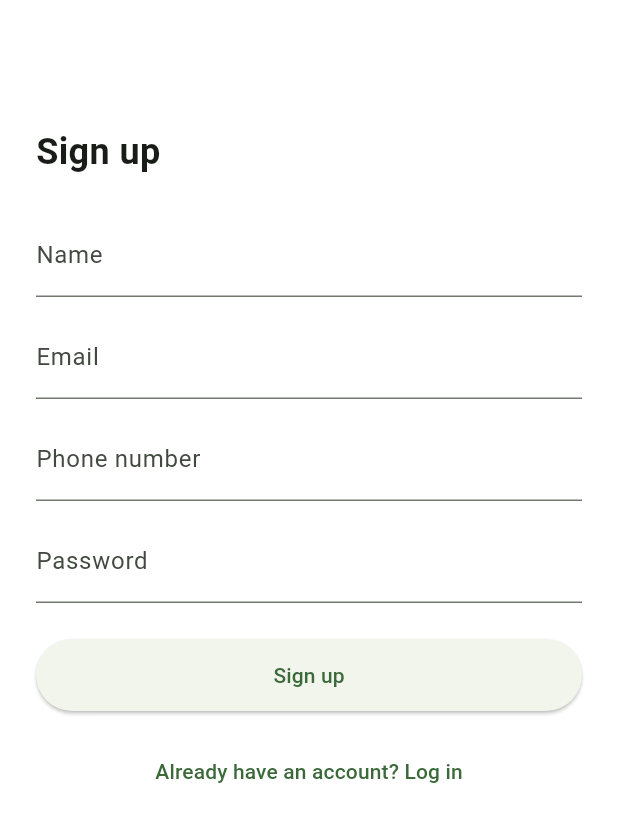
After one commit to juheesaxena/UniBazaar, a Flutter app: the screen it shows after launch, after a tap on "Log in", after a tap on "New user? Sign up", on a phone screen of 412 x 824 dp. The commit adds this screen. Shown: the top 822 px of the screen. Run offline on Flutter 3.47's test engine with Material 3 defaults, Android fonts, the phone set to English and light mode, and no system bars; our stand-ins replace firebase_auth, firebase_core, firebase_database; accounts and stored records are empty; network calls fail.

Commit message:
Implement email signup/login and user profile in Realtime DB

```diff
--- /dev/null
+++ b/lib/auth/auth_service.dart
@@ -0,0 +1,54 @@
+import 'package:firebase_core/firebase_core.dart';
+import 'package:firebase_auth/firebase_auth.dart';
+import 'package:firebase_database/firebase_database.dart';
+
+class AuthService {
+  final FirebaseAuth _auth = FirebaseAuth.instance;
+
+  // Use correct regional DB URL
+  final DatabaseReference _db = FirebaseDatabase.instanceFor(
+    app: Firebase.app(),
+    databaseURL:
+        'https://unibazaar-73dd2-default-rtdb.asia-southeast1.firebasedatabase.app',
+  ).ref();
+
+  Future<User?> signUpWithEmail({
+    required String name,
+    required String email,
+    required String phone,
+    required String password,
+  }) async {
+    final credential = await _auth.createUserWithEmailAndPassword(
+      email: email,
+      password: password,
+    );
+    final user = credential.user;
+    if (user == null) {
+      return null;
+    }
+
+    await _db.child('users').child(user.uid).set({
+      'name': name,
+      'email': email,
+      'phone': phone,
+      'createdAt': DateTime.now().toIso8601String(),
+    });
+
+    return user;
+  }
+
+  Future<User?> loginWithEmail({
+    required String email,
+    required String password,
+  }) async {
+    final credential = await _auth.signInWithEmailAndPassword(
+      email: email,
+      password: password,
+    );
+    return credential.user;
+  }
+
+  Future<void> logout() async {
+    await _auth.signOut();
+  }
+}
--- /dev/null
+++ b/lib/auth/phone_login_screen.dart
@@ -0,0 +1,94 @@
+import 'package:flutter/material.dart';
+import 'auth_service.dart';
+
+class PhoneLoginScreen extends StatefulWidget {
+  const PhoneLoginScreen({super.key});
+
+  @override
+  State<PhoneLoginScreen> createState() => _PhoneLoginScreenState();
+}
+
+class _PhoneLoginScreenState extends State<PhoneLoginScreen> {
+  final _emailCtrl = TextEditingController();
+  final _passwordCtrl = TextEditingController();
+  final _authService = AuthService();
+
+  bool _loading = false;
+  String? _error;
+
+  Future<void> _login() async {
+    setState(() {
+      _loading = true;
+      _error = null;
+    });
+    try {
+      final user = await _authService.loginWithEmail(
+        email: _emailCtrl.text.trim(),
+        password: _passwordCtrl.text.trim(),
+      );
+      if (!mounted) return;
+      if (user != null) {
+        Navigator.pushReplacementNamed(context, '/home');
+      } else {
+        setState(() => _error = 'Login failed. Check credentials.');
+      }
+    } catch (e) {
+      setState(() => _error = e.toString());
+    } finally {
+      if (mounted) setState(() => _loading = false);
+    }
+  }
+
+  @override
+  Widget build(BuildContext context) {
+    return Scaffold(
+      body: Padding(
+        padding: const EdgeInsets.all(24),
+        child: Column(
+          crossAxisAlignment: CrossAxisAlignment.start,
+          children: [
+            const SizedBox(height: 60),
+            const Text(
+              'Log in',
+              style: TextStyle(fontSize: 24, fontWeight: FontWeight.bold),
+            ),
+            const SizedBox(height: 24),
+            TextField(
+              controller: _emailCtrl,
+              keyboardType: TextInputType.emailAddress,
+              decoration: const InputDecoration(labelText: 'Email'),
+            ),
+            const SizedBox(height: 12),
+            TextField(
+              controller: _passwordCtrl,
+              obscureText: true,
+              decoration: const InputDecoration(labelText: 'Password'),
+            ),
+            const SizedBox(height: 24),
+            SizedBox(
+              width: double.infinity,
+              height: 48,
+              child: ElevatedButton(
+                onPressed: _loading ? null : _login,
+                child: Text(_loading ? 'Logging in...' : 'Log in'),
+              ),
+            ),
+            if (_error != null) ...[
+              const SizedBox(height: 8),
+              Text(_error!, style: const TextStyle(color: Colors.red)),
+            ],
+            const SizedBox(height: 16),
+            Center(
+              child: TextButton(
+                onPressed: () {
+                  Navigator.pushReplacementNamed(context, '/signup');
+                },
+                child: const Text('New user? Sign up'),
+              ),
+            ),
+          ],
+        ),
+      ),
+    );
+  }
+}
--- /dev/null
+++ b/lib/auth/phone_signup_screen.dart
@@ -0,0 +1,111 @@
+import 'package:flutter/material.dart';
+import 'auth_service.dart';
+
+class PhoneSignUpScreen extends StatefulWidget {
+  const PhoneSignUpScreen({super.key});
+
+  @override
+  State<PhoneSignUpScreen> createState() => _PhoneSignUpScreenState();
+}
+
+class _PhoneSignUpScreenState extends State<PhoneSignUpScreen> {
+  final _nameCtrl = TextEditingController();
+  final _emailCtrl = TextEditingController();
+  final _phoneCtrl = TextEditingController();
+  final _passwordCtrl = TextEditingController();
+  final _authService = AuthService();
+
+  bool _loading = false;
+  String? _error;
+
+  Future<void> _signUp() async {
+    setState(() {
+      _loading = true;
+      _error = null;
+    });
+    try {
+      final user = await _authService.signUpWithEmail(
+        name: _nameCtrl.text.trim(),
+        email: _emailCtrl.text.trim(),
+        phone: _phoneCtrl.text.trim(),
+        password: _passwordCtrl.text.trim(),
+      );
+      if (!mounted) return;
+      if (user != null) {
+        Navigator.pushReplacementNamed(context, '/home');
+      } else {
+        setState(() => _error = 'Sign up failed. Try again.');
+      }
+    } catch (e) {
+      setState(() => _error = e.toString());
+    } finally {
+      if (mounted) setState(() => _loading = false);
+    }
+  }
+
+  @override
+  Widget build(BuildContext context) {
+    return Scaffold(
+      body: Padding(
+        padding: const EdgeInsets.all(24),
+        child: SingleChildScrollView(
+          child: Column(
+            crossAxisAlignment: CrossAxisAlignment.start,
+            children: [
+              const SizedBox(height: 60),
+              const Text(
+                'Sign up',
+                style: TextStyle(fontSize: 24, fontWeight: FontWeight.bold),
+              ),
+              const SizedBox(height: 24),
+              TextField(
+                controller: _nameCtrl,
+                decoration: const InputDecoration(labelText: 'Name'),
+              ),
+              const SizedBox(height: 12),
+              TextField(
+                controller: _emailCtrl,
+                keyboardType: TextInputType.emailAddress,
+                decoration: const InputDecoration(labelText: 'Email'),
+              ),
+              const SizedBox(height: 12),
+              TextField(
+                controller: _phoneCtrl,
+                keyboardType: TextInputType.phone,
+                decoration: const InputDecoration(labelText: 'Phone number'),
+              ),
+              const SizedBox(height: 12),
+              TextField(
+                controller: _passwordCtrl,
+                obscureText: true,
+                decoration: const InputDecoration(labelText: 'Password'),
+              ),
+              const SizedBox(height: 24),
+              SizedBox(
+                width: double.infinity,
+                height: 48,
+                child: ElevatedButton(
+                  onPressed: _loading ? null : _signUp,
+                  child: Text(_loading ? 'Signing up...' : 'Sign up'),
+                ),
+              ),
+              if (_error != null) ...[
+                const SizedBox(height: 8),
+                Text(_error!, style: const TextStyle(color: Colors.red)),
+              ],
+              const SizedBox(height: 16),
+              Center(
+                child: TextButton(
+                  onPressed: () {
+                    Navigator.pushReplacementNamed(context, '/login');
+                  },
+                  child: const Text('Already have an account? Log in'),
+                ),
+              ),
+            ],
+          ),
+        ),
+      ),
+    );
+  }
+}
--- a/lib/main.dart
+++ b/lib/main.dart
@@ -1,8 +1,30 @@
 import 'dart:async';
+
 import 'package:flutter/material.dart';
+import 'package:firebase_core/firebase_core.dart';
+import 'package:firebase_auth/firebase_auth.dart';
+import 'package:firebase_database/firebase_database.dart';
+
+import 'auth/phone_signup_screen.dart';
+import 'auth/phone_login_screen.dart';
+import 'firebase_options.dart';
 import 'side_menu.dart';
 
-void main() {
+// Firebase singletons (optional)
+final FirebaseAuth auth = FirebaseAuth.instance;
+final FirebaseDatabase db = FirebaseDatabase.instanceFor(
+  app: Firebase.app(),
+  databaseURL:
+      'https://unibazaar-73dd2-default-rtdb.asia-southeast1.firebasedatabase.app',
+);
+
+Future<void> main() async {
+  WidgetsFlutterBinding.ensureInitialized();
+  await Firebase.initializeApp(options: DefaultFirebaseOptions.currentPlatform);
+
+  // TEMP: force sign‑out so splash goes to /login while developing
+  await FirebaseAuth.instance.signOut();
+
   runApp(const UniBazaarApp());
 }
 
@@ -19,7 +41,13 @@ class UniBazaarApp extends StatelessWidget {
         colorScheme: ColorScheme.fromSeed(seedColor: Colors.green),
         useMaterial3: true,
       ),
-      home: const SplashScreen(), // start with splash
+      initialRoute: '/splash',
+      routes: {
+        '/splash': (_) => const SplashScreen(),
+        '/login': (_) => const PhoneLoginScreen(),
+        '/signup': (_) => const PhoneSignUpScreen(),
+        '/home': (_) => const HomeScreen(),
+      },
     );
   }
 }
@@ -37,11 +65,14 @@ class _SplashScreenState extends State<SplashScreen> {
   @override
   void initState() {
     super.initState();
-    Timer(const Duration(seconds: 2), () {
-      Navigator.pushReplacement(
-        context,
-        MaterialPageRoute(builder: (_) => const HomeScreen()),
-      );
+    Timer(const Duration(seconds: 2), () async {
+      if (!mounted) return;
+      final user = FirebaseAuth.instance.currentUser;
+      if (user != null) {
+        Navigator.pushReplacementNamed(context, '/home');
+      } else {
+        Navigator.pushReplacementNamed(context, '/login');
+      }
     });
   }
 
@@ -51,7 +82,7 @@ class _SplashScreenState extends State<SplashScreen> {
       backgroundColor: Colors.white,
       body: Center(
         child: Image.asset(
-          'assets/images/unibazaar_splash.jpeg', // your JPEG
+          'assets/images/unibazaar_splash.jpeg',
           fit: BoxFit.contain,
         ),
       ),
@@ -59,7 +90,7 @@ class _SplashScreenState extends State<SplashScreen> {
   }
 }
 
-// ---------- EXISTING HOME SCREEN ----------
+// ---------- HOME SCREEN ----------
 
 class HomeScreen extends StatefulWidget {
   const HomeScreen({super.key});
@@ -74,6 +105,9 @@ class _HomeScreenState extends State<HomeScreen>
   late final Animation<double> _slide;
   bool _isMenuOpen = false;
 
+  String? _userName;
+  String? _phone;
+
   @override
   void initState() {
     super.initState();
@@ -82,6 +116,28 @@ class _HomeScreenState extends State<HomeScreen>
       duration: const Duration(milliseconds: 250),
     );
     _slide = CurvedAnimation(parent: _controller, curve: Curves.easeOutCubic);
+
+    _loadUserProfile();
+  }
+
+  Future<void> _loadUserProfile() async {
+    final user = FirebaseAuth.instance.currentUser;
+    if (user == null) return;
+
+    final database = FirebaseDatabase.instanceFor(
+      app: Firebase.app(),
+      databaseURL:
+          'https://unibazaar-73dd2-default-rtdb.asia-southeast1.firebasedatabase.app',
+    );
+
+    final snap = await database.ref('users/${user.uid}').get();
+    if (!snap.exists) return;
+
+    final data = Map<String, dynamic>.from(snap.value as Map);
+    setState(() {
+      _userName = data['name'] as String?;
+      _phone = data['phone'] as String?;
+    });
   }
 
   void _openMenu() {
@@ -96,7 +152,11 @@ class _HomeScreenState extends State<HomeScreen>
 
   @override
   Widget build(BuildContext context) {
-    double menuWidth = MediaQuery.of(context).size.width * 0.78;
+    final double menuWidth = MediaQuery.of(context).size.width * 0.78;
+
+    final String avatarInitial = (_userName != null && _userName!.isNotEmpty)
+        ? _userName![0].toUpperCase()
+        : 'U';
 
     return Scaffold(
       body: Stack(
@@ -106,7 +166,6 @@ class _HomeScreenState extends State<HomeScreen>
             child: ListView(
               padding: const EdgeInsets.all(16),
               children: [
-                // Top Row
                 Row(
                   children: [
                     GestureDetector(
@@ -123,32 +182,26 @@ class _HomeScreenState extends State<HomeScreen>
                     ),
                     const SizedBox(width: 12),
                     const Text(
-                      "UNIBAZAAR",
+                      'UNIBAZAAR',
                       style: TextStyle(
                         fontSize: 22,
                         fontWeight: FontWeight.bold,
                       ),
                     ),
                     const Spacer(),
-                    const CircleAvatar(child: Text("A")),
+                    CircleAvatar(child: Text(avatarInitial)),
                   ],
                 ),
-
                 const SizedBox(height: 30),
-
-                // HOT DEALS
                 const Text(
-                  "Hot Deals",
+                  'Hot Deals',
                   style: TextStyle(fontSize: 20, fontWeight: FontWeight.w700),
                 ),
                 const SizedBox(height: 12),
                 const _PlaceholderRow(),
-
                 const SizedBox(height: 30),
-
-                // NEWLY LISTED
                 const Text(
-                  "Newly Listed",
+                  'Newly Listed',
                   style: TextStyle(fontSize: 20, fontWeight: FontWeight.w700),
                 ),
                 const SizedBox(height: 12),
@@ -162,7 +215,7 @@ class _HomeScreenState extends State<HomeScreen>
             AnimatedBuilder(
               animation: _slide,
               builder: (_, __) => Opacity(
-                opacity: _slide.value * 1,
+                opacity: _slide.value,
                 child: GestureDetector(
                   onTap: _closeMenu,
                   child: Container(color: Colors.black.withOpacity(0.4)),
@@ -179,7 +232,11 @@ class _HomeScreenState extends State<HomeScreen>
                 offset: Offset(offset, 0),
                 child: SizedBox(
                   width: menuWidth,
-                  child: SideMenu(onClose: _closeMenu),
+                  child: SideMenu(
+                    onClose: _closeMenu,
+                    userName: _userName,
+                    phone: _phone,
+                  ),
                 ),
               );
             },
--- a/pubspec.yaml
+++ b/pubspec.yaml
@@ -11,6 +11,9 @@ dependencies:
   flutter:
     sdk: flutter
   cupertino_icons: ^1.0.8
+  firebase_database: ^12.1.0
+  firebase_core: ^4.2.1
+  firebase_auth: ^6.1.2
 
 dev_dependencies:
   flutter_test:
```
Also changed, not shown: lib/side_menu.dart (+16 -20 lines), firebase.json (added), lib/firebase_options.dart (added), pubspec.lock, 4 other files.
